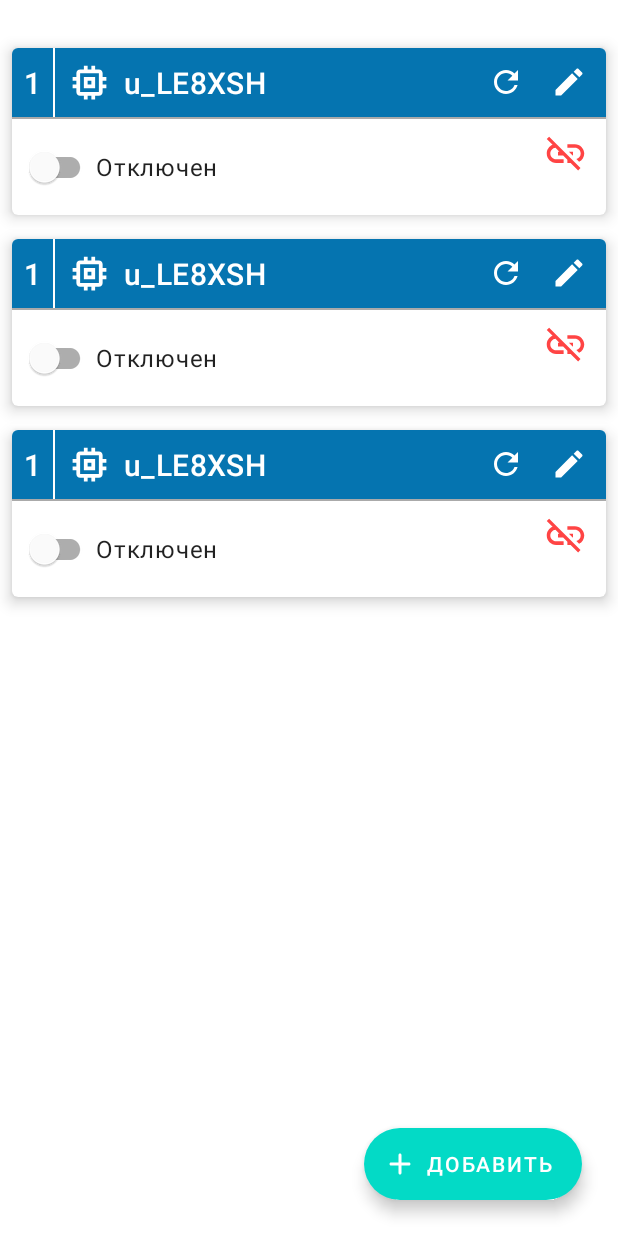
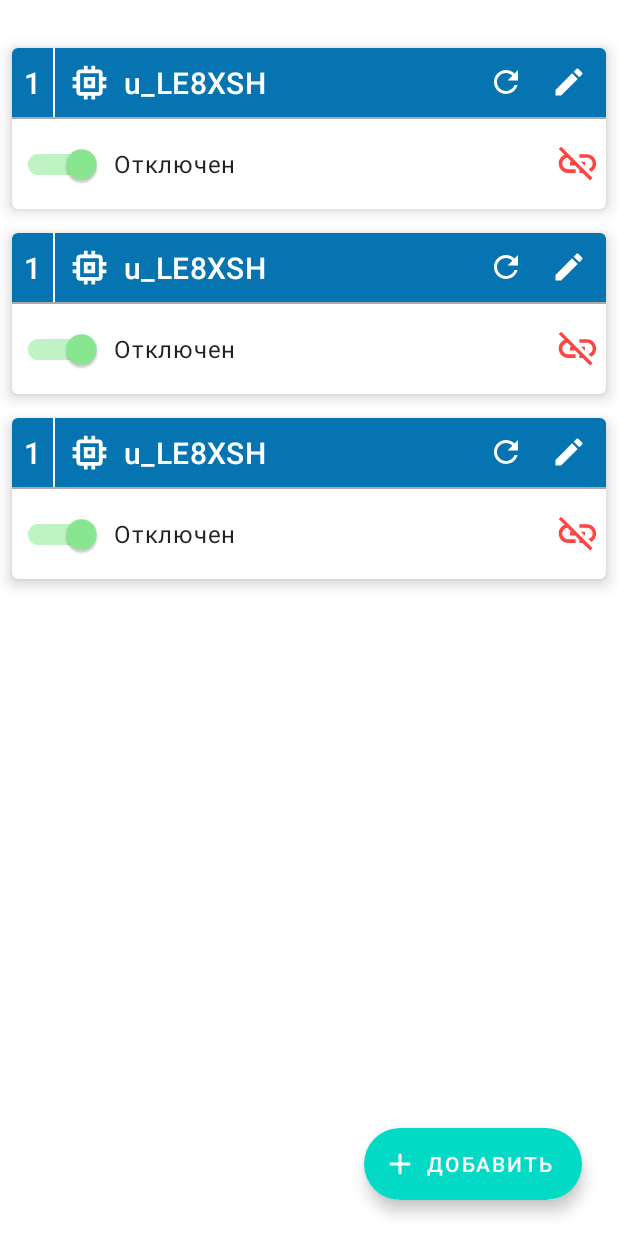
Before and after one commit to MaxKayan/CarControllerMQTT_App, an Android app: the layout fragment_devices.xml on its own in the app's theme, with its tools: preview values and no code run, on a phone screen of 412 x 824 dp. Run offline under Robolectric (Android 15) with nearby library versions, the phone set to English and light mode, and no system bars.

Commit message:
Enabled device state is now written to database and being displayed properly

```diff
--- a/app/src/main/java/com/example/carcontrollermqtt/data/local/AppDatabase.java
+++ b/app/src/main/java/com/example/carcontrollermqtt/data/local/AppDatabase.java
@@ -14,7 +14,7 @@ import com.example.carcontrollermqtt.data.local.dao.DeviceDao;
 import com.example.carcontrollermqtt.data.models.Device;
 
 @Database(entities = {Device.class},
-        version = 4,
+        version = 5,
         exportSchema = false)
 //@TypeConverters({DateConverter.class})
 public abstract class AppDatabase extends RoomDatabase {
--- a/app/src/main/res/layout/fragment_devices.xml
+++ b/app/src/main/res/layout/fragment_devices.xml
@@ -20,6 +20,7 @@
         app:icon="@drawable/ic_round_add_24"
         app:iconTint="@android:color/white"
         android:text="Добавить"
+
         app:iconPadding="6dp"
         android:textColor="@android:color/white"
         android:layout_gravity="bottom|end"
--- a/app/src/main/res/layout/item_device.xml
+++ b/app/src/main/res/layout/item_device.xml
@@ -81,42 +81,43 @@
 
             <LinearLayout
                 android:id="@+id/isSelected"
-                android:visibility="gone"
-                android:background="@color/colorBgEnd"
                 android:layout_width="match_parent"
                 android:layout_height="wrap_content"
+                android:background="@color/colorBgEnd"
+                android:gravity="center|start"
                 android:orientation="horizontal"
-                android:gravity="center|start"
-                >
+                android:visibility="gone">
 
                 <ImageView
-                    android:src="@drawable/ic_baseline_keyboard_arrow_right_24"
                     android:layout_width="32dp"
                     android:layout_height="32dp"
-                    app:tint="@android:color/holo_green_light"
-                    android:layout_alignParentStart="true"/>
+                    android:layout_alignParentStart="true"
+                    android:src="@drawable/ic_baseline_keyboard_arrow_right_24"
+                    app:tint="@android:color/holo_green_light" />
 
                 <TextView
                     style="@style/TextAppearance.MaterialComponents.Body2"
                     android:layout_width="wrap_content"
-                    android:textColor="@android:color/white"
                     android:layout_height="wrap_content"
-                    android:text="Выбрано"/>
+                    android:text="Выбрано"
+                    android:textColor="@android:color/white" />
 
             </LinearLayout>
 
-            <include layout="@layout/hr"/>
+            <include layout="@layout/hr" />
 
             <RelativeLayout
                 android:layout_width="match_parent"
-                android:layout_height="wrap_content"
-                android:padding="8dp">
+                android:layout_height="wrap_content">
 
                 <com.google.android.material.switchmaterial.SwitchMaterial
                     android:id="@+id/switchEnable"
-                    android:layout_width="wrap_content"
-                    android:layout_height="wrap_content"
-                    android:checked="false" />
+                    android:layout_width="60dp"
+                    android:layout_height="60dp"
+                    android:layout_alignParentStart="true"
+                    android:layout_marginEnd="8dp"
+                    android:checked="true"
+                    app:switchMinWidth="60dp" />
 
                 <TextView
                     android:id="@+id/textStatus"
@@ -125,12 +126,13 @@
                     android:layout_height="wrap_content"
                     android:layout_centerVertical="true"
                     android:layout_toEndOf="@id/switchEnable"
-                    android:text="Отключен" />
+                    android:text="@string/device_disabled" />
 
                 <ImageView
                     android:id="@+id/iconDisconnected"
                     style="@style/IconDeviceStatus"
                     android:layout_alignParentEnd="true"
+                    android:layout_centerVertical="true"
                     android:layout_marginEnd="4dp"
                     android:contentDescription="Device disconnected"
                     android:src="@drawable/ic_baseline_link_off_24"
@@ -140,6 +142,7 @@
                     android:id="@+id/iconConnected"
                     style="@style/IconDeviceStatus"
                     android:layout_alignParentEnd="true"
+                    android:layout_centerVertical="true"
                     android:layout_marginEnd="4dp"
                     android:contentDescription="Device connected"
                     android:src="@drawable/ic_baseline_link_24"
--- a/app/src/main/res/values/colors.xml
+++ b/app/src/main/res/values/colors.xml
@@ -2,7 +2,12 @@
 <resources>
     <color name="colorPrimary">#46B1EB</color>
     <color name="colorPrimaryDark">#0574B0</color>
-    <color name="colorAccent">#FF45BE</color>
+    <color name="colorRed">#DB162F</color>
+    <color name="colorSecondaryDark">#265873</color>
+
+<!--    8AEA92-->
+<!--    FB42BB-->
+    <color name="colorAccent">#8AEA92</color>
 
     <color name="colorBgStart">#46B1EB</color>
     <color name="colorBgCenter">#0574B0</color>
--- a/app/src/main/res/values/strings.xml
+++ b/app/src/main/res/values/strings.xml
@@ -9,4 +9,6 @@
     <string name="dummy_content">DUMMY\nCONTENT</string>
 
     <string name="device_name_digits">ABCDEFGHIJKLMNOPQRSTUVWXYZabcdefghijklmnopqrstuvwxyz1234567890_-</string>
+    <string name="device_disabled">Отключен</string>
+    <string name="device_enabled">Включен</string>
 </resources>
```
Also changed, not shown: app/src/main/java/com/example/carcontrollermqtt/MainActivity.java (+4 -4 lines), app/src/main/java/com/example/carcontrollermqtt/data/local/dao/DeviceDao.java (+8 -0 lines), app/src/main/java/com/example/carcontrollermqtt/data/models/Device.java (+6 -1 lines), app/src/main/java/com/example/carcontrollermqtt/service/WqttConnectionManager.java (renamed from app/src/main/java/com/example/carcontrollermqtt/service/WqttClient.java, +5 -7 lines), app/src/main/java/com/example/carcontrollermqtt/ui/devices/DevicesAdapter.java (+29 -10 lines), app/src/main/java/com/example/carcontrollermqtt/ui/devices/DevicesFragment.java (+7 -4 lines), app/src/main/java/com/example/carcontrollermqtt/ui/devices/DevicesViewModel.java (+45 -12 lines).
